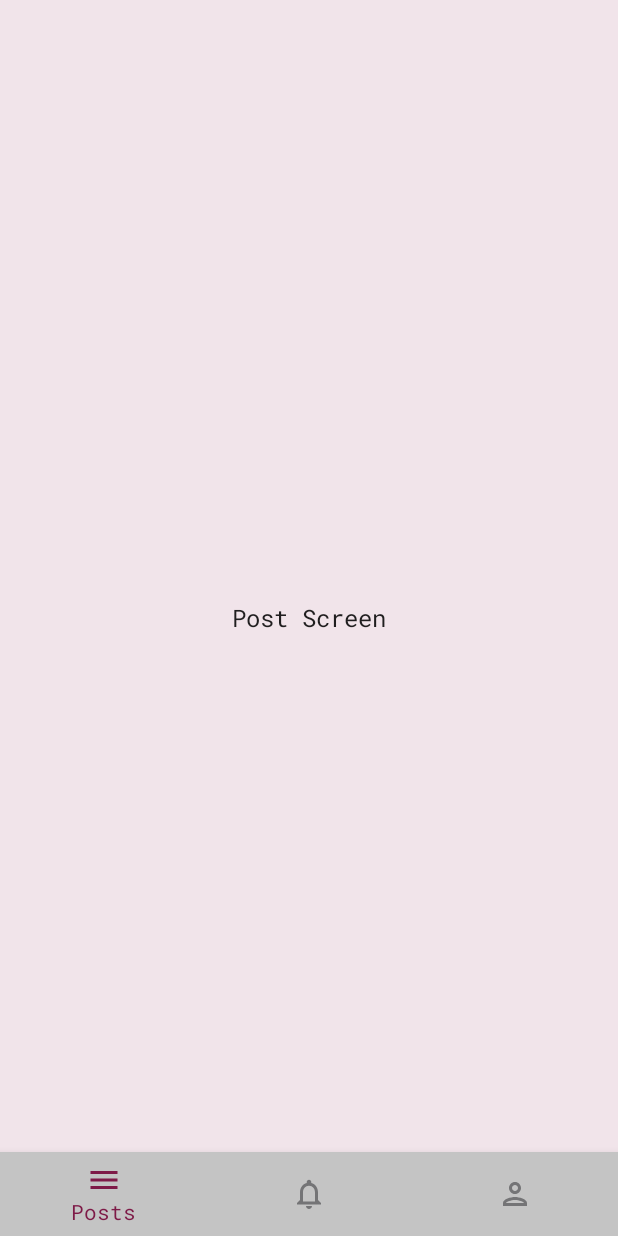
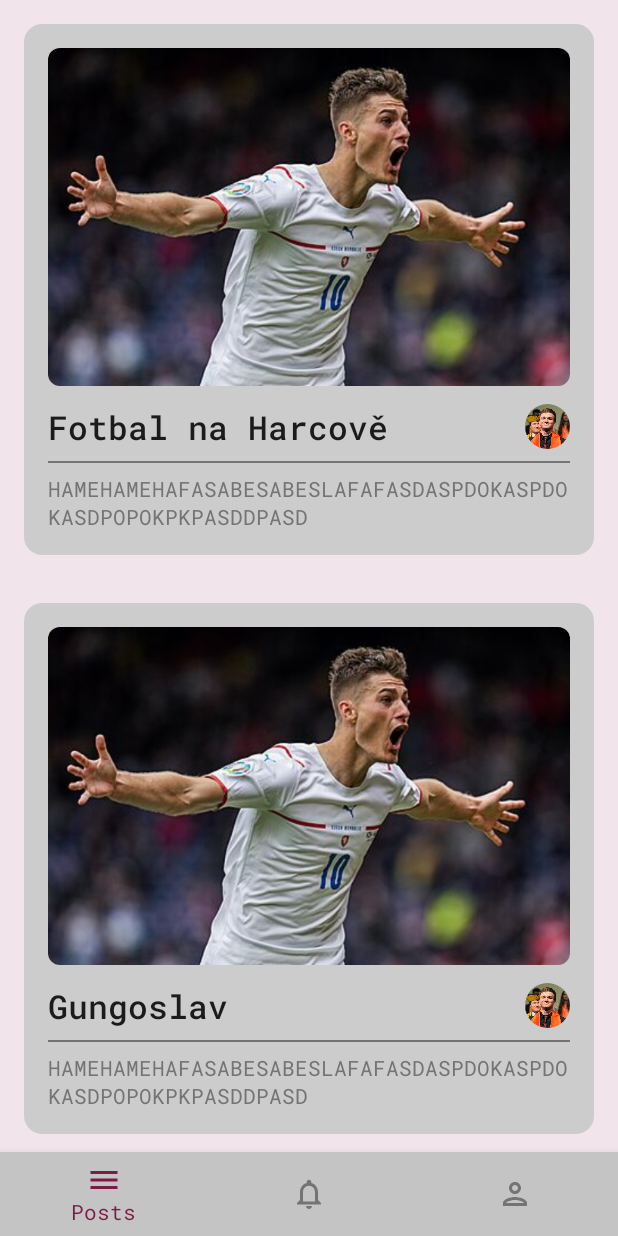
Before and after one commit to HoracekPetr/Kolejka, an Android app built with Jetpack Compose: the screen it shows after launch (MainActivity), after a tap on "Login", on a phone screen of 412 x 824 dp. Run offline under Robolectric (Android 15) with nearby library versions, the light colour scheme and no system bars; our stand-ins replace Dagger/Hilt's generated code.

Commit message:
Added Post template

```diff
--- a/app/src/main/java/com/example/kolejka/MainActivity.kt
+++ b/app/src/main/java/com/example/kolejka/MainActivity.kt
@@ -3,7 +3,9 @@ package com.example.kolejka
 import android.os.Bundle
 import androidx.activity.ComponentActivity
 import androidx.activity.compose.setContent
+import androidx.compose.foundation.layout.Box
 import androidx.compose.foundation.layout.fillMaxSize
+import androidx.compose.foundation.layout.padding
 import androidx.compose.material.MaterialTheme
 import androidx.compose.material.Scaffold
 import androidx.compose.material.Surface
@@ -67,9 +69,11 @@ class MainActivity : ComponentActivity() {
                                 onItemClick = { navController.navigate(it.route) },
                                 showBottomBar = navBackStackEntry?.destination?.route in screensWithBottomBar
                             )
+                        },
+                    ) { innerPadding ->
+                        Box(modifier = Modifier.padding(innerPadding)){
+                            Navigation(navController)
                         }
-                    ) {
-                        Navigation(navController)
                     }
 
                 }
--- a/app/src/main/java/com/example/kolejka/view/theme/Dimensions.kt
+++ b/app/src/main/java/com/example/kolejka/view/theme/Dimensions.kt
@@ -11,3 +11,6 @@ val Space8 = 8.dp
 val Space12 = 12.dp
 val Space16 = 16.dp
 val Space24 = 24.dp
+
+val PostHeight = 225.dp
+val PostProfileSize = 30.dp
--- a/app/src/main/java/com/example/kolejka/view/theme/Type.kt
+++ b/app/src/main/java/com/example/kolejka/view/theme/Type.kt
@@ -20,11 +20,10 @@ val roboto_mono = FontFamily(
 
 // Set of Material typography styles to start with
 val Typography = Typography(
-    //Delší texty - především popisy příspěvků
     body1 = TextStyle(
         fontFamily = roboto_mono,
-        fontWeight = FontWeight.Normal,
-        fontSize = 16.sp
+        fontWeight = FontWeight.Medium,
+        fontSize = 22.sp
     ),
     //Nadpisy - medium
     h1 = TextStyle(
--- /dev/null
+++ b/app/src/main/java/com/example/kolejka/view/ui/components/posts/Post.kt
@@ -0,0 +1,8 @@
+package com.example.kolejka.view.ui.components.posts
+
+data class Post(
+    val title: String,
+    val description: String,
+    val postImageUrl: String = "",
+    val postProfilePictureUrl: String = ""
+)
--- /dev/null
+++ b/app/src/main/java/com/example/kolejka/view/ui/components/posts/PostComposable.kt
@@ -0,0 +1,85 @@
+package com.example.kolejka.view.ui.components.posts
+
+import androidx.compose.foundation.Image
+import androidx.compose.foundation.background
+import androidx.compose.foundation.clickable
+import androidx.compose.foundation.layout.*
+import androidx.compose.foundation.shape.CircleShape
+import androidx.compose.foundation.shape.RoundedCornerShape
+import androidx.compose.material.Card
+import androidx.compose.material.Divider
+import androidx.compose.material.MaterialTheme
+import androidx.compose.material.Text
+import androidx.compose.runtime.Composable
+import androidx.compose.ui.Alignment
+import androidx.compose.ui.Modifier
+import androidx.compose.ui.draw.clip
+import androidx.compose.ui.graphics.Color
+import androidx.compose.ui.layout.ContentScale
+import androidx.compose.ui.res.painterResource
+import androidx.compose.ui.text.style.TextOverflow
+import androidx.compose.ui.unit.dp
+import com.example.kolejka.R
+import com.example.kolejka.view.theme.*
+
+@Composable
+fun PostComposable(
+    post: Post
+) {
+    Card(
+        modifier = Modifier
+            .fillMaxWidth()
+            .padding(PaddingMedium)
+            .clip(RoundedCornerShape(Space12))
+            .clickable { }
+    ) {
+        Column(
+            modifier = Modifier
+                .fillMaxWidth()
+                .background(Color.LightGray)
+                .padding(PaddingMedium),
+            horizontalAlignment = Alignment.Start
+        ) {
+            Image(
+                modifier = Modifier
+                    .clip(RoundedCornerShape(Space8))
+                    .fillMaxWidth()
+                    .height(PostHeight),
+                contentScale = ContentScale.FillBounds,
+                painter = painterResource(id = R.drawable.schick),
+                contentDescription = "Post Image"
+            )
+            Spacer(modifier = Modifier.size(Space12))
+            Row(
+                modifier = Modifier.fillMaxWidth(),
+                horizontalArrangement = Arrangement.SpaceBetween,
+                verticalAlignment = Alignment.CenterVertically
+            ) {
+                Text(
+                    modifier = Modifier.weight(4f),
+                    text = post.title,
+                    style = MaterialTheme.typography.body1,
+                    overflow = TextOverflow.Ellipsis,
+                    maxLines = 1
+                )
+                Image(
+                    modifier = Modifier
+                        .size(PostProfileSize)
+                        .weight(1f, fill = false)
+                        .clip(CircleShape),
+                    painter = painterResource(id = R.drawable.petr),
+                    contentDescription = "Profile Image",
+                )
+            }
+            Spacer(modifier = Modifier.size(Space8))
+            Divider(color = DarkGray)
+            Spacer(modifier = Modifier.size(Space8))
+            Text(
+                text = post.description,
+                style = MaterialTheme.typography.caption,
+                color = DarkGray,
+                overflow = TextOverflow.Ellipsis
+            )
+        }
+    }
+}
--- /dev/null
+++ b/app/src/main/java/com/example/kolejka/view/ui/components/posts/PostList.kt
@@ -0,0 +1,14 @@
+package com.example.kolejka.view.ui.components.posts
+
+import androidx.compose.foundation.lazy.LazyColumn
+import androidx.compose.foundation.lazy.items
+import androidx.compose.runtime.Composable
+
+@Composable
+fun PostList(posts: List<Post>) {
+    LazyColumn{
+        items(posts){ post ->
+            PostComposable(post = post)
+        }
+    }
+}
--- a/app/src/main/java/com/example/kolejka/view/ui/screens/main_post_screen/PostScreen.kt
+++ b/app/src/main/java/com/example/kolejka/view/ui/screens/main_post_screen/PostScreen.kt
@@ -3,16 +3,28 @@ package com.example.kolejka.view.ui.screens.main_post_screen
 import androidx.compose.foundation.layout.Box
 import androidx.compose.foundation.layout.Column
 import androidx.compose.foundation.layout.fillMaxSize
+import androidx.compose.foundation.lazy.LazyColumn
 import androidx.compose.material.Text
 import androidx.compose.runtime.Composable
 import androidx.compose.ui.Alignment
 import androidx.compose.ui.Modifier
 import androidx.navigation.NavController
+import com.example.kolejka.view.ui.components.posts.Post
+import com.example.kolejka.view.ui.components.posts.PostComposable
+import com.example.kolejka.view.ui.components.posts.PostList
 
+
+val postList = listOf(
+    Post("Fotbal na Harcově", "HAMEHAMEHAFASABESABESLAFAFASDASPDOKASPDOKASDPOPOKPKPASDDPASD"),
+    Post("Gungoslav", "HAMEHAMEHAFASABESABESLAFAFASDASPDOKASPDOKASDPOPOKPKPASDDPASD"),
+    Post("Pěkně smradlavá prdel kurva", "HAMEHAMEHAFASABESABESLAFAFASDASPDOKASPDOKASDPOPOKPKPASDDPASD"),
+    Post("Shit Party", "HAMEHAMEHAFASABESABESLAFAFASDASPDOKASPDOKASDPOPOKPKPASDDPASD"),
+    Post("BEEEERPONKKK", "HAMEHAMEHAFASABESABESLAFAFASDASPDOKASPDOKASDPOPOKPKPASDDPASD")
+)
 
 @Composable
 fun PostScreen(navController: NavController) {
     Box(modifier = Modifier.fillMaxSize()){
-        Text(text = "Post Screen", modifier = Modifier.align(Alignment.Center))
+        PostList(posts = postList)
     }
 }
```
Also changed, not shown: app/src/main/java/com/example/kolejka/view/ui/components/textfields/EmailTextField.kt (renamed from app/src/main/java/com/example/kolejka/view/ui/components/EmailTextField.kt), app/src/main/java/com/example/kolejka/view/ui/components/textfields/PasswordTextField.kt (renamed from app/src/main/java/com/example/kolejka/view/ui/components/PasswordTextField.kt), app/src/main/java/com/example/kolejka/view/ui/components/textfields/StandardTextField.kt (renamed from app/src/main/java/com/example/kolejka/view/ui/components/StandardTextField.kt), app/src/main/res/drawable/petr.jpg (added), app/src/main/res/drawable/schick.jpg (added), app/src/main/res/drawable/soccer.jpg (added).
